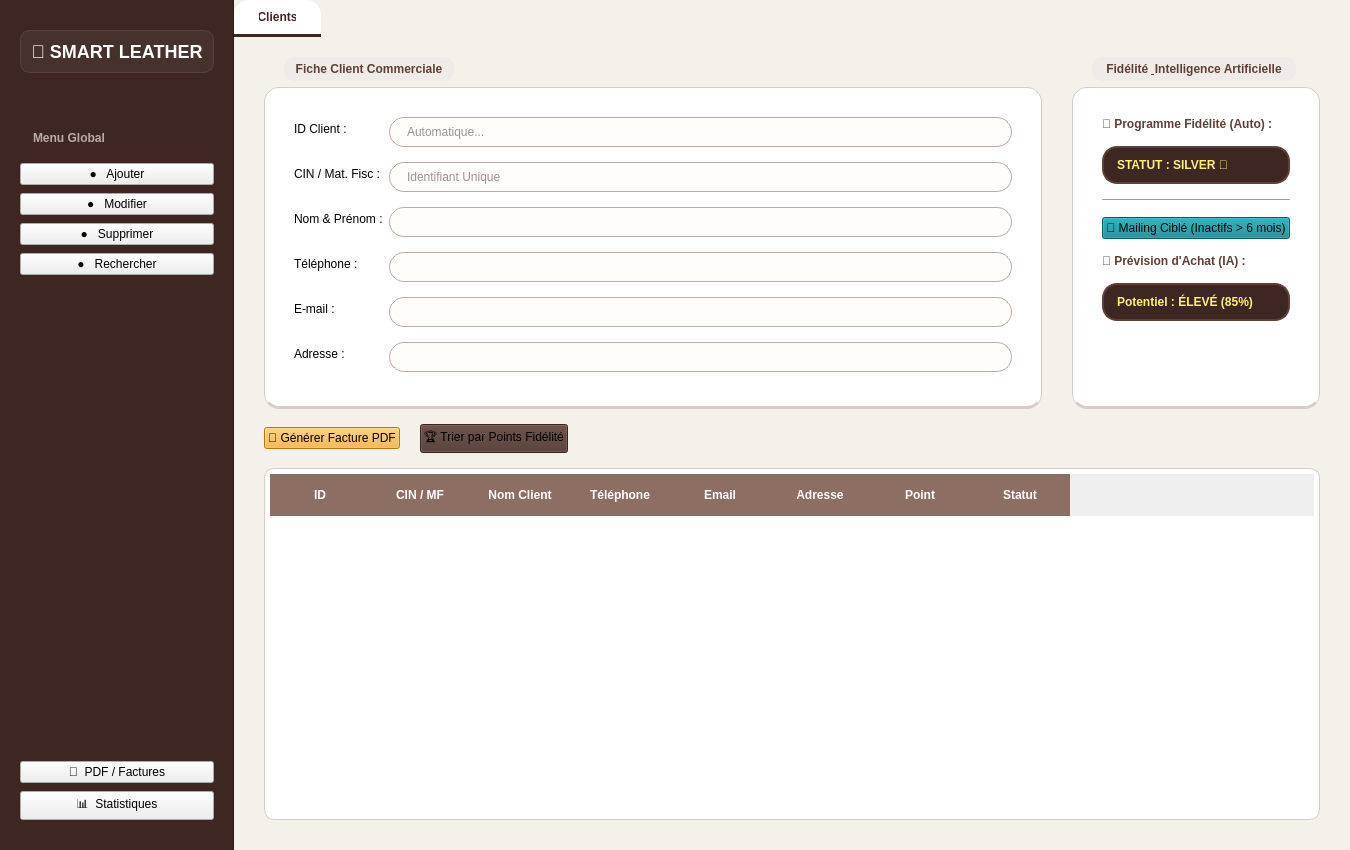
Above: mainwindow.ui from Esprit-UP-Algo/projetcpp2526-s2-2a6-smart-leather-goods-fm-2a6 before the change. Below: the same form after it.
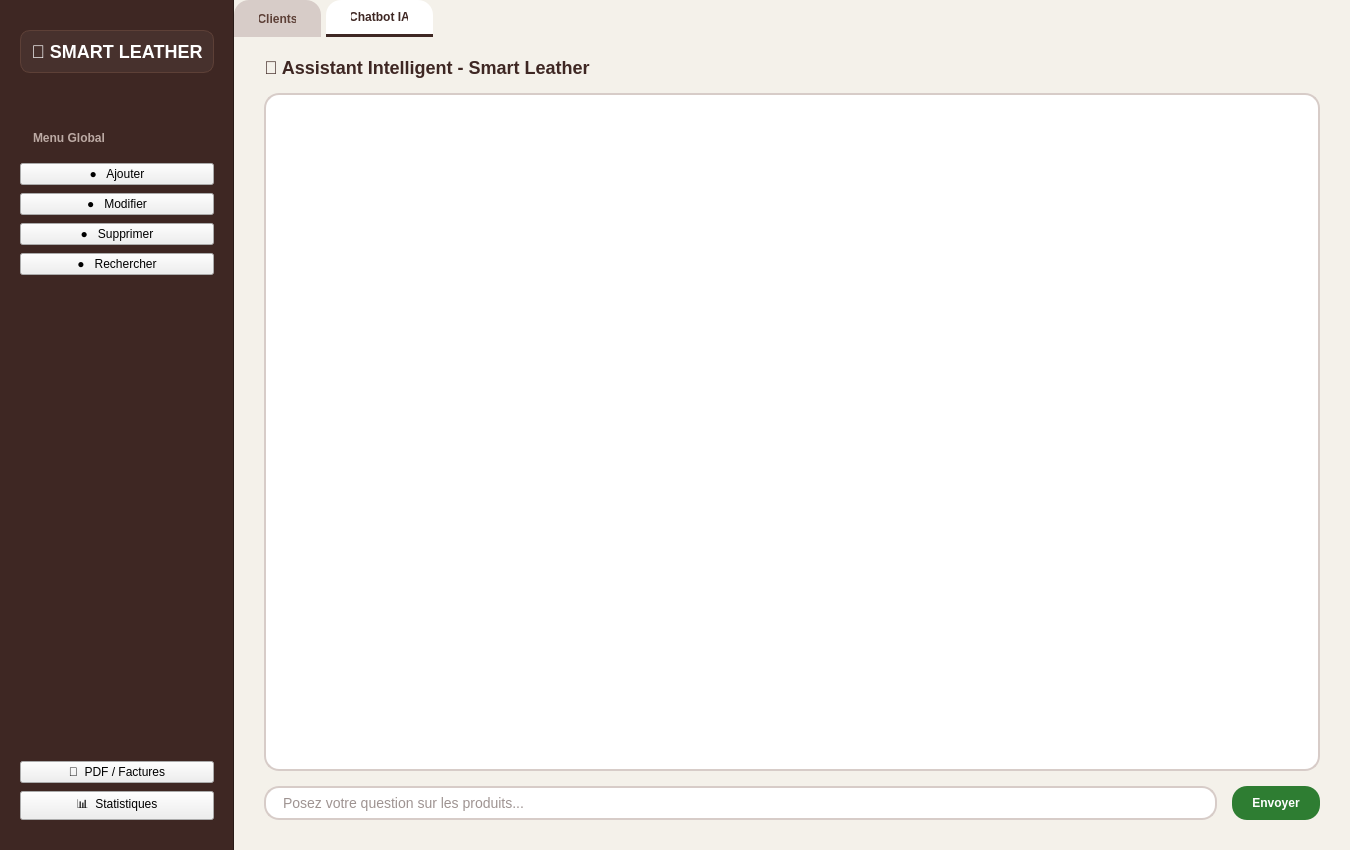
That is the form after the change. The open tabs and pages were chosen to show the change.

```diff
--- a/mainwindow.ui
+++ b/mainwindow.ui
@@ -197,6 +197,30 @@
     padding: 8px;
     text-align: center;
 }
+
+/* 9. STYLE CHATBOT SPECIFIQUE */
+QTextEdit#chatOutput {
+    background-color: #faf8f5;
+    border: 2px solid #d7ccc8;
+    font-size: 13px;
+    line-height: 1.5;
+}
+
+QLineEdit#chatInput {
+    background-color: #ffffff;
+    border: 2px solid #d7ccc8;
+    font-size: 14px;
+}
+
+QPushButton#sendButton {
+    background-color: #2e7d32;
+    transition: 0.3s;
+}
+
+QPushButton#sendButton:hover {
+    background-color: #388e3c;
+    transform: scale(1.02);
+}
 </string>
   </property>
   <widget class="QWidget" name="centralwidget">
@@ -615,6 +639,89 @@
        </layout>
       </widget>
 
+      <!-- ONGLET CHATBOT IA -->
+      <widget class="QWidget" name="tab_chatbot">
+       <attribute name="title">
+        <string>Chatbot IA</string>
+       </attribute>
+
+       <layout class="QVBoxLayout" name="verticalLayout_chatbot">
+        <property name="spacing">
+         <number>15</number>
+        </property>
+        <property name="leftMargin">
+         <number>30</number>
+        </property>
+        <property name="topMargin">
+         <number>20</number>
+        </property>
+        <property name="rightMargin">
+         <number>30</number>
+        </property>
+        <property name="bottomMargin">
+         <number>30</number>
+        </property>
+
+        <!-- TITRE -->
+        <item>
+         <widget class="QLabel" name="label_chat_title">
+          <property name="text">
+           <string>🤖 Assistant Intelligent - Smart Leather</string>
+          </property>
+          <property name="styleSheet">
+           <string>font-size:18px; font-weight:bold; color:#3e2723;</string>
+          </property>
+         </widget>
+        </item>
+
+        <!-- ZONE CHAT -->
+        <item>
+         <widget class="QTextEdit" name="chatOutput">
+          <property name="readOnly">
+           <bool>true</bool>
+          </property>
+          <property name="styleSheet">
+           <string>
+background-color: #ffffff;
+border-radius: 15px;
+padding: 10px;
+           </string>
+          </property>
+         </widget>
+        </item>
+
+        <!-- INPUT + BOUTON -->
+        <item>
+         <layout class="QHBoxLayout" name="hl_chat_input">
+          <item>
+           <widget class="QLineEdit" name="chatInput">
+            <property name="placeholderText">
+             <string>Posez votre question sur les produits...</string>
+            </property>
+           </widget>
+          </item>
+
+          <item>
+           <widget class="QPushButton" name="sendButton">
+            <property name="text">
+             <string>Envoyer</string>
+            </property>
+            <property name="styleSheet">
+             <string>
+background-color:#2e7d32;
+color:white;
+border-radius:15px;
+padding:10px 20px;
+font-weight:bold;
+             </string>
+            </property>
+           </widget>
+          </item>
+         </layout>
+        </item>
+       </layout>
+      </widget>
+
      </widget>
     </item>
    </layout>
```
